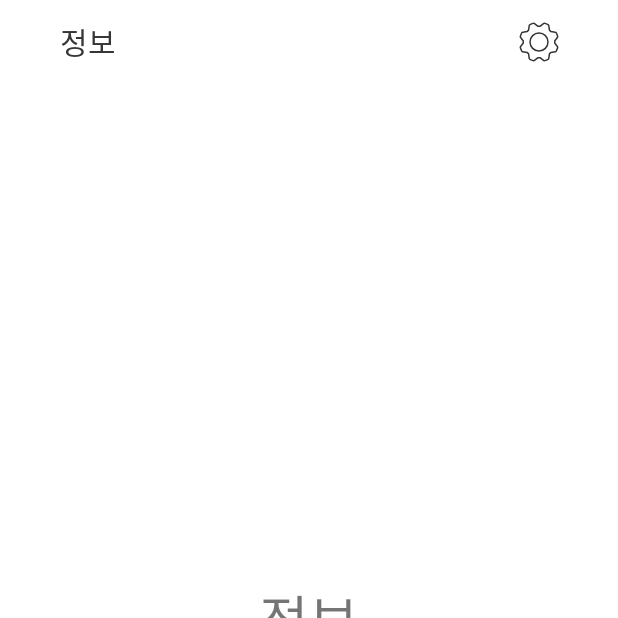
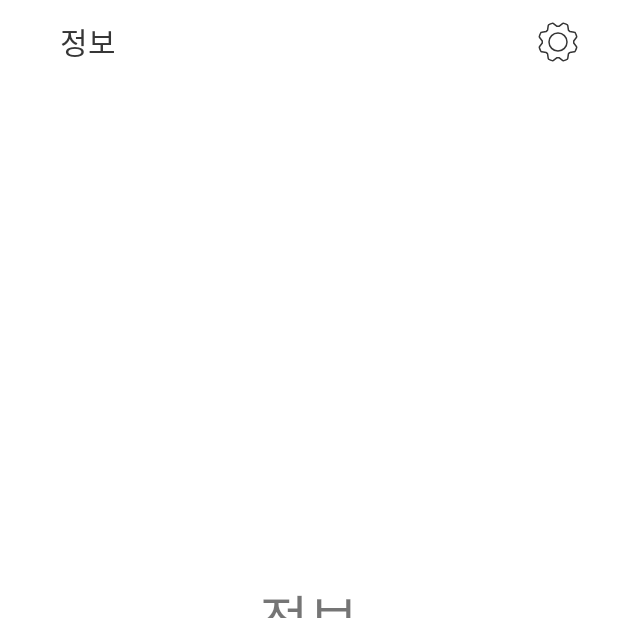
Before and after one commit to MPSeven/Intime, an Android app: the screen it shows after launch (MainActivity), item 3 of the bottom bar chosen, on a phone screen of 412 x 824 dp, the top half of it. Run offline under Robolectric (Android 15) with nearby library versions, the phone set to English and light mode, and no system bars; libraries missing offline, so code that uses them is left out: com.naver.maps; 11 statements that could not run were skipped.

Commit message:
fix common layout

```diff
--- a/app/src/main/java/kr/go/mapo/intime/MainActivity.kt
+++ b/app/src/main/java/kr/go/mapo/intime/MainActivity.kt
@@ -58,7 +58,7 @@ class MainActivity : AppCompatActivity() {
                     return@OnNavigationItemSelectedListener true
                 }
                 R.id.menu_map -> {
-                    this.setTitle(R.string.fragment_map_tv)
+                    this.setTitle(R.string.app_name)
                     replaceFragment(MapFragment())
                     return@OnNavigationItemSelectedListener true
                 }
--- a/app/src/main/res/layout/toolbar_main.xml
+++ b/app/src/main/res/layout/toolbar_main.xml
@@ -4,24 +4,26 @@
     xmlns:tools="http://schemas.android.com/tools"
     android:layout_width="match_parent"
     android:layout_height="wrap_content"
-    android:layout_marginLeft="24dp"
-    android:layout_marginRight="24dp">
+    android:background="@color/white">
 
     <com.google.android.material.appbar.AppBarLayout
         android:layout_width="match_parent"
         android:layout_height="wrap_content"
         app:layout_constraintEnd_toEndOf="parent"
         app:layout_constraintStart_toStartOf="parent"
-        app:layout_constraintTop_toTopOf="parent">
+        app:layout_constraintTop_toTopOf="parent"
+        android:background="@color/white">
 
         <androidx.constraintlayout.widget.ConstraintLayout
             android:layout_width="match_parent"
             android:layout_height="wrap_content"
-            android:background="@color/white">
+            android:background="@color/white"
+            android:layout_marginLeft="24dp"
+            android:layout_marginRight="24dp">
 
             <androidx.appcompat.widget.Toolbar
                 android:id="@+id/basic_toolbar"
-                android:layout_width="319dp"
+                android:layout_width="0dp"
                 android:layout_height="wrap_content"
                 android:background="@color/white"
                 android:minHeight="?attr/actionBarSize"
@@ -38,10 +40,10 @@
                 android:layout_height="wrap_content"
                 android:contentDescription="@string/setting"
                 android:src="@drawable/ic_setting"
+                app:layout_constraintTop_toTopOf="parent"
                 app:layout_constraintBottom_toBottomOf="parent"
                 app:layout_constraintRight_toRightOf="parent"
-                app:layout_constraintStart_toEndOf="@+id/basic_toolbar"
-                app:layout_constraintTop_toTopOf="parent" />
+                 />
 
         </androidx.constraintlayout.widget.ConstraintLayout>
 
--- a/app/src/main/res/values/strings.xml
+++ b/app/src/main/res/values/strings.xml
@@ -1,9 +1,9 @@
 <resources>
-    <string name="app_name">Intime</string>
+    <string name="app_name">INTIME</string>
     <!-- TODO: Remove or change this placeholder text -->
     <string name="hello_blank_fragment">Hello blank fragment</string>
     <string name="fragment_info_tv">정보</string>
-    <string name="fragment_map_tv">지도</string>
+    <!--<string name="fragment_map_tv">지도</string>-->
     <string name="fragment_sos_tv">SOS</string>
     <string name="setting">설정</string>
 </resources>
```
